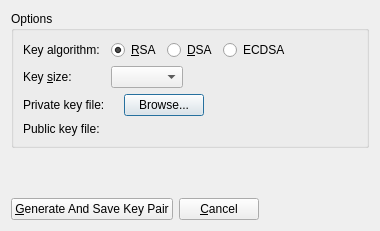
Before: the Qt Designer form src/libs/ssh/sshkeycreationdialog.ui in qt-creator/qt-creator, drawn with Qt 5.
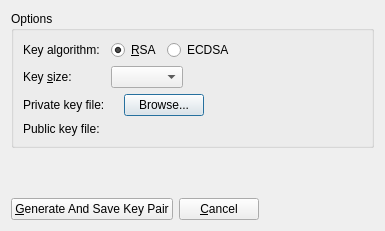
After: the same form once the commit is applied.

Commit message:
SSH: Do not offer to create DSA keys anymore
These are no longer considered secure, and newer versions of OpenSSH do
not accept them by default.

What changed in the file:
```diff
--- a/src/libs/ssh/sshkeycreationdialog.ui
+++ b/src/libs/ssh/sshkeycreationdialog.ui
@@ -9,7 +9,7 @@
    <rect>
     <x>0</x>
     <y>0</y>
-    <width>380</width>
+    <width>385</width>
     <height>231</height>
    </rect>
   </property>
@@ -54,19 +54,6 @@
           </property>
          </widget>
         </item>
-        <item>
-         <widget class="QRadioButton" name="dsa">
-          <property name="sizePolicy">
-           <sizepolicy hsizetype="Maximum" vsizetype="Fixed">
-            <horstretch>0</horstretch>
-            <verstretch>0</verstretch>
-           </sizepolicy>
-          </property>
-          <property name="text">
-           <string>&amp;DSA</string>
-          </property>
-         </widget>
-        </item>
         <item>
          <widget class="QRadioButton" name="ecdsa">
           <property name="text">
```
Left out of the diff: 3 changed lines with no effect on the pictures. The commit also changes 2 other files.
